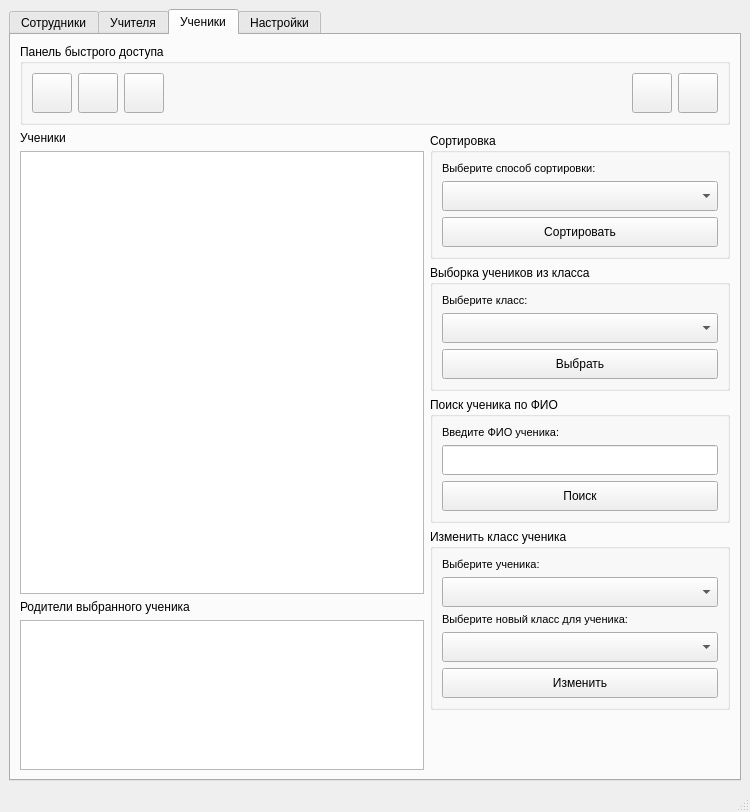
This is Views/Forms/MainForm.ui in VladimirBalun/SchoolDataBase as Qt 5 draws it before an edit. The edited form follows.
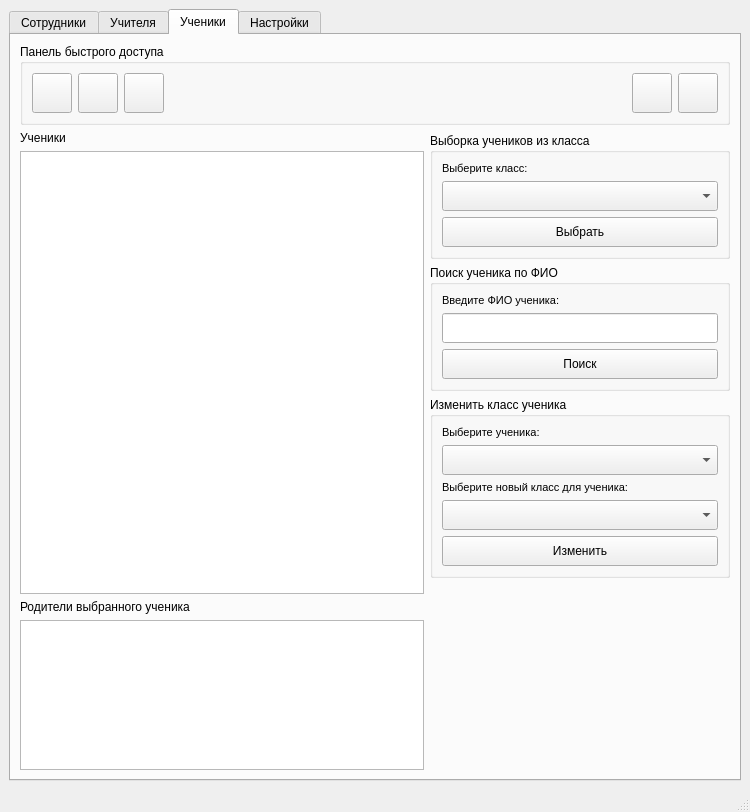
This is the edited form. The open tabs and pages were chosen to show the change. Icons and pictures are not drawn.

```diff
--- a/Views/Forms/MainForm.ui
+++ b/Views/Forms/MainForm.ui
@@ -1245,54 +1245,6 @@
                <property name="bottomMargin">
                 <number>0</number>
                </property>
-               <item>
-                <widget class="QGroupBox" name="groupBox_10">
-                 <property name="title">
-                  <string>Сортировка</string>
-                 </property>
-                 <layout class="QVBoxLayout" name="verticalLayout_19">
-                  <item>
-                   <widget class="QLabel" name="label_17">
-                    <property name="font">
-                     <font>
-                      <pointsize>8</pointsize>
-                     </font>
-                    </property>
-                    <property name="text">
-                     <string>Выберите способ сортировки:</string>
-                    </property>
-                   </widget>
-                  </item>
-                  <item>
-                   <widget class="QComboBox" name="comboBox_3">
-                    <property name="minimumSize">
-                     <size>
-                      <width>0</width>
-                      <height>30</height>
-                     </size>
-                    </property>
-                   </widget>
-                  </item>
-                  <item>
-                   <widget class="QPushButton" name="pushButton_8">
-                    <property name="minimumSize">
-                     <size>
-                      <width>0</width>
-                      <height>30</height>
-                     </size>
-                    </property>
-                    <property name="text">
-                     <string>Сортировать</string>
-                    </property>
-                    <property name="icon">
-                     <iconset resource="../../Resources/img.qrc">
-                      <normaloff>:/icons/img/sorting.png</normaloff>:/icons/img/sorting.png</iconset>
-                    </property>
-                   </widget>
-                  </item>
-                 </layout>
-                </widget>
-               </item>
                <item>
                 <widget class="QGroupBox" name="groupBox_11">
                  <property name="title">
```
Left out of the diff: 87 changed lines with no effect on the pictures.
